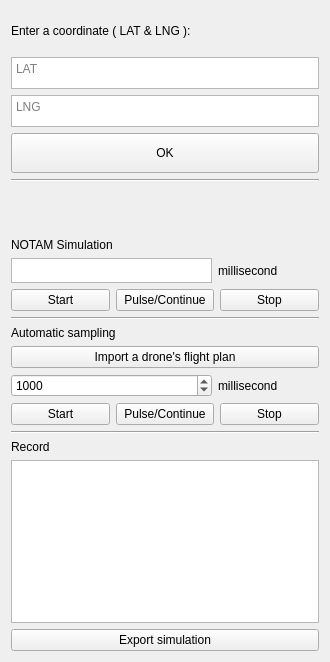
Qt form src/frontend/UI/simulation1Widget.ui (Dave0126/N7_Long_Project) before a commit.
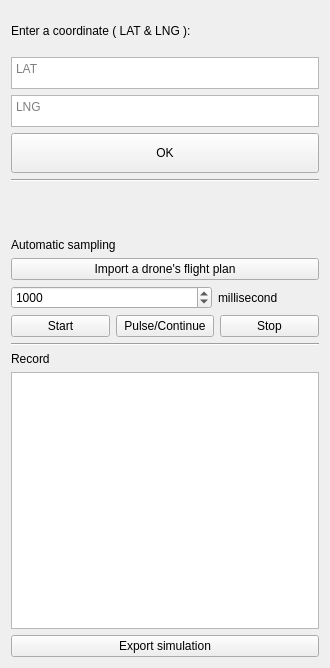
The same form after that commit.

Commit message: UPDATE small layout changes in sim_v1 and sim_v2

Diff of the .ui file:
```diff
--- a/src/frontend/UI/simulation1Widget.ui
+++ b/src/frontend/UI/simulation1Widget.ui
@@ -7,7 +7,7 @@
     <x>0</x>
     <y>0</y>
     <width>330</width>
-    <height>662</height>
+    <height>668</height>
    </rect>
   </property>
   <property name="windowTitle">
@@ -104,79 +104,6 @@
      </item>
     </layout>
    </item>
-   <item>
-    <layout class="QVBoxLayout" name="verticalLayout_1_1">
-     <item>
-      <widget class="QLabel" name="label_Notam">
-       <property name="text">
-        <string>NOTAM Simulation</string>
-       </property>
-      </widget>
-     </item>
-     <item>
-      <layout class="QHBoxLayout" name="horizontalLayout" stretch="2,1">
-        <item>
-            <widget class="QTextEdit" name="AreasNames">
-                <property name="maximumSize">
-                    <size>
-                        <width>16777215</width>
-                        <height>25</height>
-                    </size>
-                </property>
-                <property name="verticalScrollBarPolicy">
-                    <enum>Qt::ScrollBarAsNeeded</enum>
-                </property>
-                <property name="horizontalScrollBarPolicy">
-                    <enum>Qt::ScrollBarAlwaysOff</enum>
-                </property>
-            </widget>
-        </item>
-       <item>
-        <widget class="QLabel" name="label_2">
-         <property name="text">
-          <string>millisecond</string>
-         </property>
-        </widget>
-       </item>
-      </layout>
-     </item>
-     <item>
-      <layout class="QHBoxLayout" name="horizontalLayout_2">
-       <item>
-        <widget class="QPushButton" name="autoSimStartButton">
-         <property name="autoFillBackground">
-          <bool>false</bool>
-         </property>
-         <property name="text">
-          <string>Start</string>
-         </property>
-        </widget>
-       </item>
-       <item>
-        <widget class="QPushButton" name="autoSimPulseOrContinueButton">
-         <property name="text">
-          <string>Pulse/Continue</string>
-         </property>
-        </widget>
-       </item>
-       <item>
-        <widget class="QPushButton" name="autoSimStopButton">
-         <property name="text">
-          <string>Stop</string>
-         </property>
-        </widget>
-       </item>
-      </layout>
-     </item>
-     <item>
-      <widget class="Line" name="line_2">
-       <property name="orientation">
-        <enum>Qt::Horizontal</enum>
-       </property>
-      </widget>
-     </item>
-    </layout>
-   </item>
    <item>
     <layout class="QVBoxLayout" name="verticalLayout_2">
      <item>
```
The commit also changes 5 other files.
